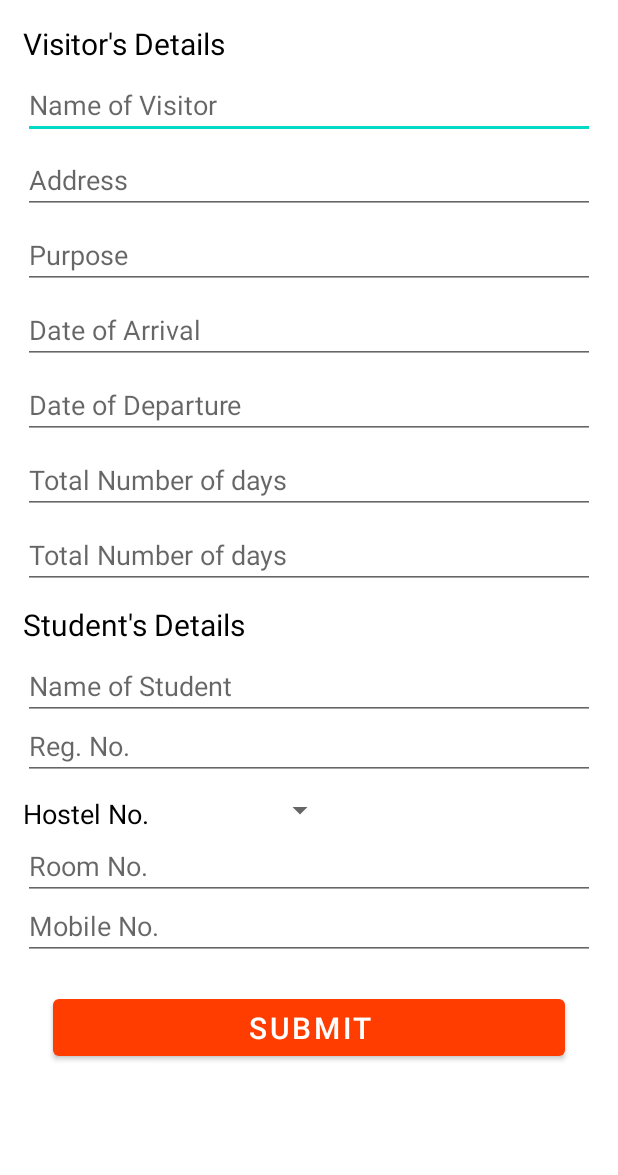
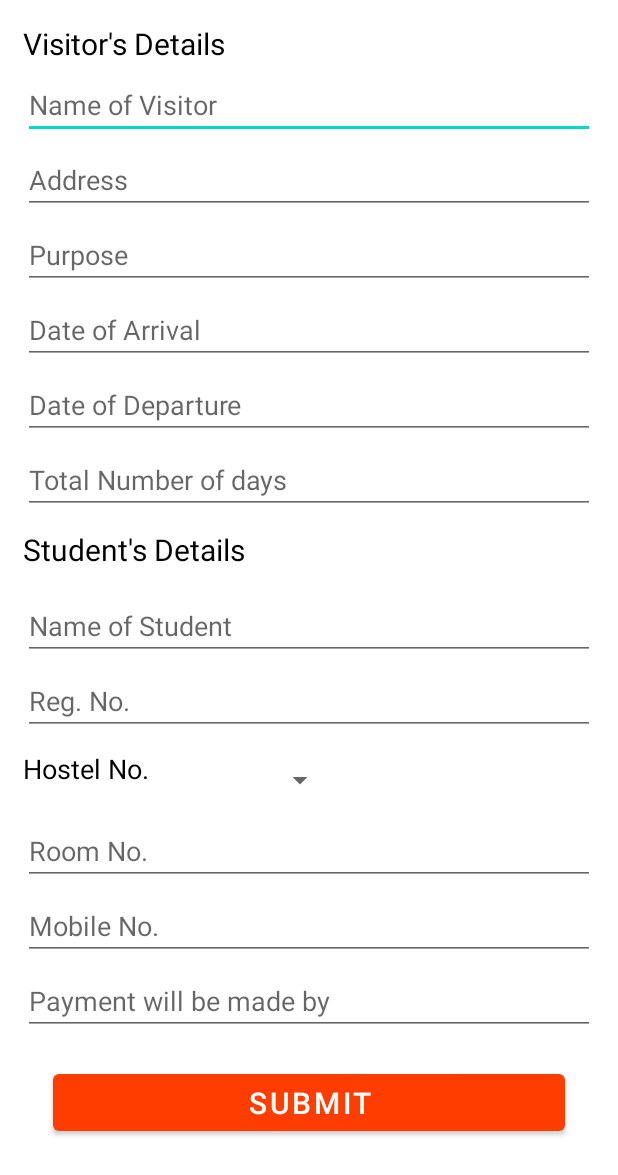
Before and after one commit to prateekrai123/Transit-Booking-System, an Android app: the layout fragment_apply.xml on its own in the app's theme, with its tools: preview values and no code run, on a phone screen of 412 x 824 dp. Shown: the top 1175 px of the screen. Run offline under Robolectric (Android 15) with nearby library versions, the phone set to English and light mode, and no system bars.

Commit message:
completed applier adapter and apply fragment

```diff
--- a/app/build.gradle
+++ b/app/build.gradle
@@ -10,7 +10,7 @@ android {
 
     defaultConfig {
         applicationId "com.sliet.transitbookingsystem"
-        minSdk 21
+        minSdk 26
         targetSdk 33
         versionCode 1
         versionName "1.0"
--- a/app/src/main/res/layout/fragment_apply.xml
+++ b/app/src/main/res/layout/fragment_apply.xml
@@ -24,23 +24,27 @@
                 android:textColor="#000"/>
 
             <EditText
+                android:id="@+id/etVisName"
                 android:layout_width="match_parent"
                 android:layout_height="40dp"
                 android:hint="Name of Visitor" />
 
             <EditText
+                android:id="@+id/etVisAdd"
                 android:layout_width="match_parent"
                 android:layout_height="40dp"
                 android:layout_marginTop="10dp"
                 android:hint="Address" />
 
             <EditText
+                android:id="@+id/etPurpose"
                 android:layout_width="match_parent"
                 android:layout_height="40dp"
                 android:layout_marginTop="10dp"
                 android:hint="Purpose" />
 
             <EditText
+                android:id="@+id/etDateOfArrival"
                 android:layout_width="match_parent"
                 android:layout_height="40dp"
                 android:layout_marginTop="10dp"
@@ -48,6 +52,7 @@
                 android:hint="Date of Arrival" />
 
             <EditText
+                android:id="@+id/etDateOfDeparture"
                 android:layout_width="match_parent"
                 android:layout_height="40dp"
                 android:layout_marginTop="10dp"
@@ -55,13 +60,7 @@
                 android:hint="Date of Departure" />
 
             <EditText
-                android:layout_width="match_parent"
-                android:layout_height="40dp"
-                android:layout_marginTop="10dp"
-                android:inputType="number"
-                android:hint="Total Number of days" />
-
-            <EditText
+                android:id="@+id/etTotalDays"
                 android:layout_width="match_parent"
                 android:layout_height="40dp"
                 android:layout_marginTop="10dp"
@@ -78,43 +77,60 @@
                 android:textColor="#000"/>
 
             <EditText
+                android:id="@+id/etStudName"
                 android:layout_width="match_parent"
                 android:layout_height="40dp"
+                android:layout_marginTop="10dp"
                 android:hint="Name of Student" />
 
             <EditText
+                android:id="@+id/StudRegNo"
                 android:layout_width="match_parent"
                 android:layout_height="40dp"
+                android:layout_marginTop="10dp"
                 android:hint="Reg. No." />
 
             <LinearLayout
                 android:layout_width="wrap_content"
-                android:layout_height="wrap_content">
+                android:layout_height="wrap_content"
+                android:layout_marginTop="10dp">
                 <TextView
                     android:layout_width="wrap_content"
                     android:layout_height="wrap_content"
                     android:text="Hostel No. "
                     android:textColor="#000"
                     android:layout_marginRight="20dp"
-                    android:layout_marginTop="10dp"
                     android:textSize="18sp"/>
                 <Spinner
+                    android:id="@+id/spinner"
                     android:layout_width="100dp"
                     android:layout_height="40dp"
                     android:spinnerMode="dropdown"/>
             </LinearLayout>
 
             <EditText
+                android:id="@+id/etRoomNo"
                 android:layout_width="match_parent"
                 android:layout_height="40dp"
+                android:layout_marginTop="10dp"
                 android:inputType="number"
                 android:hint="Room No." />
 
             <EditText
+                android:id="@+id/etMobNo"
                 android:layout_width="match_parent"
                 android:layout_height="40dp"
+                android:layout_marginTop="10dp"
                 android:inputType="number"
                 android:hint="Mobile No." />
+
+            <EditText
+                android:id="@+id/etPaymentOption"
+                android:layout_width="match_parent"
+                android:layout_height="40dp"
+                android:layout_marginTop="10dp"
+                android:inputType="number"
+                android:hint="Payment will be made by" />
 
             <Button
                 android:id="@+id/applyBtn"
@@ -122,6 +138,7 @@
                 android:layout_margin="20dp"
                 android:layout_height="50dp"
                 android:textSize="20sp"
+                android:layout_marginTop="10dp"
                 android:text="Submit"/>
 
         </LinearLayout>
--- a/app/src/main/res/values/strings.xml
+++ b/app/src/main/res/values/strings.xml
@@ -3,4 +3,7 @@
     <!-- TODO: Remove or change this placeholder text -->
     <string name="hello_blank_fragment">Hello blank fragment</string>
     <string name="client_id">954739113942-c22ao6ishf5ffhhg9mp0lhc87334du2n.apps.googleusercontent.com</string>
+
+
+
 </resources>
```
Also changed, not shown: app/src/main/java/com/app/transitbookingsystem/adapters/ApplierAdapter.kt (added, +36 -0 lines), app/src/main/java/com/app/transitbookingsystem/fragments/ApplyFragment.kt (+95 -36 lines), app/src/main/java/com/app/transitbookingsystem/models/Application.kt (added, +16 -0 lines), app/src/main/res/layout/single_recycler_item.xml (added, +40 -0 lines).
